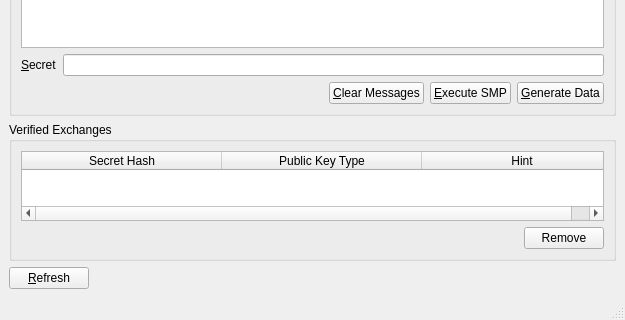
This is branches/trunk/UI/spot-on-smpwindow.ui in textbrowser/spot-on as Qt 5 draws it before an edit; both pictures show x 0 to 625 and y 230 to 550 of the 625 by 550 pixel window. The edited form follows.
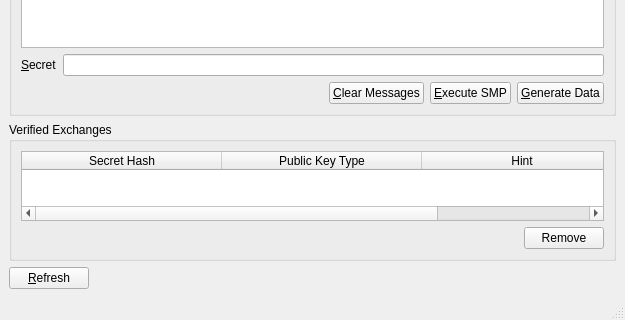
This is the edited form. Icons and pictures are not drawn.

Commit message: Let's re-encode.

```diff
--- a/branches/trunk/UI/spot-on-smpwindow.ui
+++ b/branches/trunk/UI/spot-on-smpwindow.ui
@@ -177,6 +177,11 @@
              <string>Hint</string>
             </property>
            </column>
+           <column>
+            <property name="text">
+             <string>OID</string>
+            </property>
+           </column>
           </widget>
          </item>
          <item>
```
The commit also changes 2 other files.
